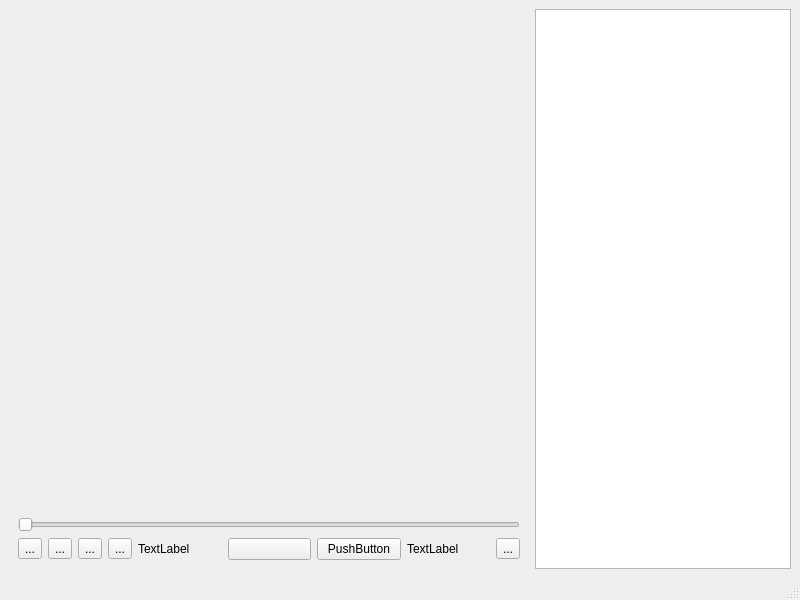
Before: the Qt Designer form src/widget.ui in SHM-white/MusicPlayer, drawn with Qt 5.
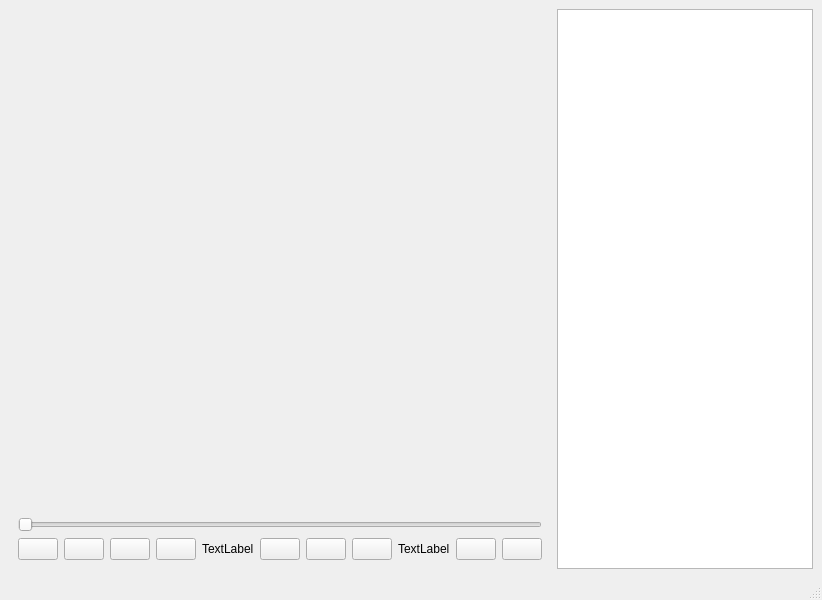
After: the same form once the commit is applied. Custom widgets are drawn as their Qt base class.

Diff of the .ui file:
```diff
--- a/src/widget.ui
+++ b/src/widget.ui
@@ -40,30 +40,42 @@
          <item>
           <layout class="QHBoxLayout" name="horizontalLayout">
            <item>
-            <widget class="QToolButton" name="toolButton">
-             <property name="text">
-              <string>...</string>
+            <widget class="QPushButton" name="pushButton_showFileDetails">
+             <property name="sizePolicy">
+              <sizepolicy hsizetype="Maximum" vsizetype="Fixed">
+               <horstretch>0</horstretch>
+               <verstretch>0</verstretch>
+              </sizepolicy>
              </property>
             </widget>
            </item>
            <item>
-            <widget class="QToolButton" name="toolButton_2">
-             <property name="text">
-              <string>...</string>
+            <widget class="QPushButton" name="pushButton_Like">
+             <property name="sizePolicy">
+              <sizepolicy hsizetype="Maximum" vsizetype="Fixed">
+               <horstretch>0</horstretch>
+               <verstretch>0</verstretch>
+              </sizepolicy>
              </property>
             </widget>
            </item>
            <item>
-            <widget class="QToolButton" name="toolButton_4">
-             <property name="text">
-              <string>...</string>
+            <widget class="QPushButton" name="pushButton_LoopMode">
+             <property name="sizePolicy">
+              <sizepolicy hsizetype="Maximum" vsizetype="Fixed">
+               <horstretch>0</horstretch>
+               <verstretch>0</verstretch>
+              </sizepolicy>
              </property>
             </widget>
            </item>
            <item>
-            <widget class="QToolButton" name="toolButton_3">
-             <property name="text">
-              <string>...</string>
+            <widget class="ChangeVolumeButton" name="pushButton_Volume">
+             <property name="sizePolicy">
+              <sizepolicy hsizetype="Maximum" vsizetype="Fixed">
+               <horstretch>0</horstretch>
+               <verstretch>0</verstretch>
+              </sizepolicy>
              </property>
             </widget>
            </item>
@@ -75,26 +87,59 @@
             </widget>
            </item>
            <item>
-            <widget class="PlayPauseButton" name="playPauseButton"/>
+            <widget class="QPushButton" name="pushButton_Previous">
+             <property name="sizePolicy">
+              <sizepolicy hsizetype="Maximum" vsizetype="Fixed">
+               <horstretch>0</horstretch>
+               <verstretch>0</verstretch>
+              </sizepolicy>
+             </property>
+            </widget>
            </item>
            <item>
-            <widget class="QPushButton" name="pushButton">
-             <property name="text">
-              <string>PushButton</string>
+            <widget class="PlayPauseButton" name="playPauseButton">
+             <property name="sizePolicy">
+              <sizepolicy hsizetype="Maximum" vsizetype="Fixed">
+               <horstretch>0</horstretch>
+               <verstretch>0</verstretch>
+              </sizepolicy>
              </property>
             </widget>
            </item>
            <item>
-            <widget class="QLabel" name="label">
+            <widget class="QPushButton" name="pushButton_Next">
+             <property name="sizePolicy">
+              <sizepolicy hsizetype="Maximum" vsizetype="Fixed">
+               <horstretch>0</horstretch>
+               <verstretch>0</verstretch>
+              </sizepolicy>
+             </property>
+            </widget>
+           </item>
+           <item>
+            <widget class="QLabel" name="label_PlayTime">
              <property name="text">
               <string>TextLabel</string>
              </property>
             </widget>
            </item>
            <item>
-            <widget class="QToolButton" name="toolButton_ShowPlayList">
-             <property name="text">
-              <string>...</string>
+            <widget class="QPushButton" name="pushButton_Maximize">
+             <property name="sizePolicy">
+              <sizepolicy hsizetype="Maximum" vsizetype="Fixed">
+               <horstretch>0</horstretch>
+               <verstretch>0</verstretch>
+              </sizepolicy>
+             </property>
+            </widget>
+           </item>
+           <item>
+            <widget class="QPushButton" name="pushButton_ShowPlayList">
+             <property name="sizePolicy">
+              <sizepolicy hsizetype="Maximum" vsizetype="Fixed">
+               <horstretch>0</horstretch>
+               <verstretch>0</verstretch>
+              </sizepolicy>
              </property>
             </widget>
            </item>
@@ -135,6 +180,11 @@
    <extends>QPushButton</extends>
    <header location="global">PlayPauseButton.h</header>
   </customwidget>
+  <customwidget>
+   <class>ChangeVolumeButton</class>
+   <extends>QPushButton</extends>
+   <header location="global">ChangeVolumeButton.h</header>
+  </customwidget>
  </customwidgets>
  <resources/>
  <connections/>
```
Left out of the diff: 2 changed lines with no effect on the pictures.
